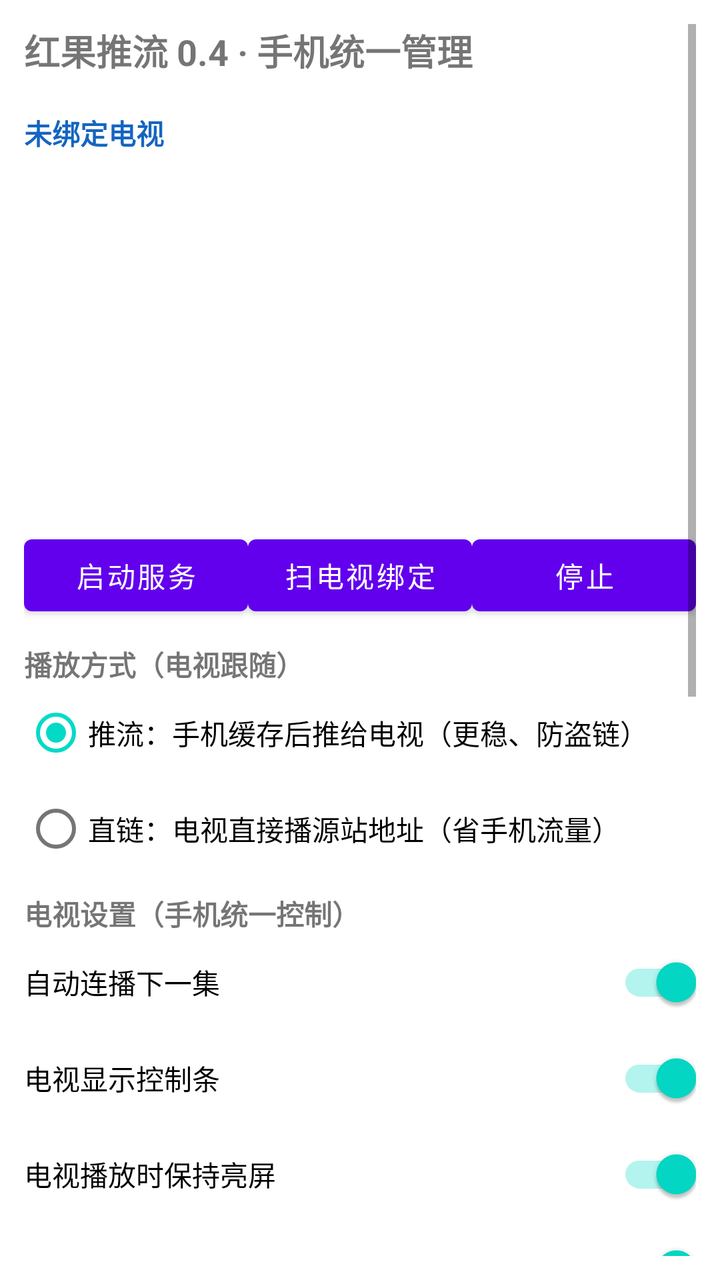
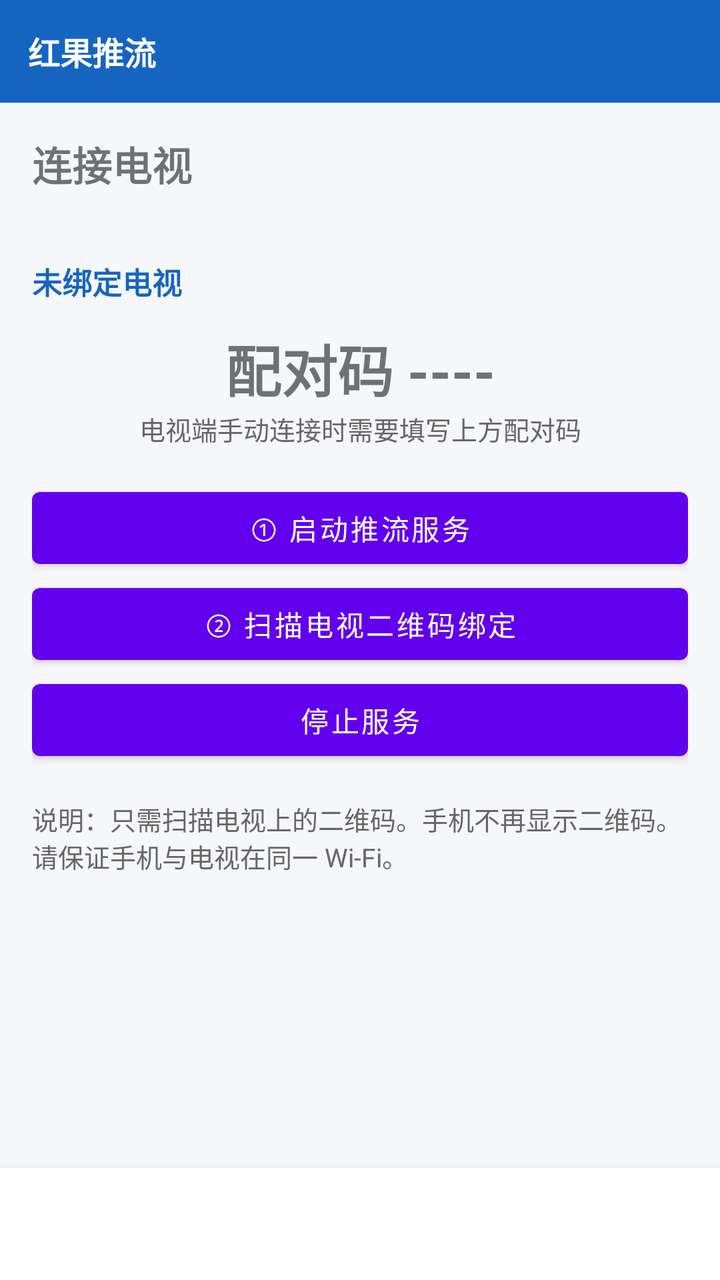

Before-and-after screenshots of an Android layout around one commit, followed by the original layout XML and the change that was made.
<!-- AndroidManifest.xml: application theme Theme.HongguoPhone -->
<!-- res/layout/activity_main.xml -->
<?xml version="1.0" encoding="utf-8"?>
<ScrollView xmlns:android="http://schemas.android.com/apk/res/android"
    android:layout_width="match_parent"
    android:layout_height="match_parent"
    android:padding="12dp">
    <LinearLayout android:orientation="vertical" android:layout_width="match_parent"
        android:layout_height="wrap_content">
        <TextView android:layout_width="match_parent" android:layout_height="wrap_content"
            android:text="红果推流 0.4 · 手机统一管理" android:textSize="18sp" android:textStyle="bold" />
        <TextView android:id="@+id/status" android:layout_width="match_parent"
            android:layout_height="wrap_content" android:textSize="13sp" />
        <TextView android:id="@+id/bindStatus" android:layout_width="match_parent"
            android:layout_height="wrap_content" android:textSize="14sp" android:textStyle="bold"
            android:textColor="#1565C0" android:text="未绑定电视" />
        <TextView android:id="@+id/pairCode" android:layout_width="match_parent"
            android:layout_height="wrap_content" android:textSize="20sp" android:textStyle="bold" />
        <ImageView android:id="@+id/qrImage" android:layout_width="160dp" android:layout_height="160dp"
            android:layout_gravity="center_horizontal" android:contentDescription="qr" />
        <LinearLayout android:orientation="horizontal" android:layout_width="match_parent"
            android:layout_height="wrap_content">
            <Button android:id="@+id/btnStart" android:layout_width="0dp" android:layout_weight="1"
                android:layout_height="wrap_content" android:text="启动服务" />
            <Button android:id="@+id/btnScanTv" android:layout_width="0dp" android:layout_weight="1"
                android:layout_height="wrap_content" android:text="扫电视绑定" />
            <Button android:id="@+id/btnStop" android:layout_width="0dp" android:layout_weight="1"
                android:layout_height="wrap_content" android:text="停止" />
        </LinearLayout>

        <TextView android:layout_width="match_parent" android:layout_height="wrap_content"
            android:layout_marginTop="10dp" android:textStyle="bold" android:text="播放方式（电视跟随）" />
        <RadioGroup android:id="@+id/playModeGroup" android:layout_width="match_parent"
            android:layout_height="wrap_content" android:orientation="vertical">
            <RadioButton android:id="@+id/modeProxy" android:layout_width="match_parent"
                android:layout_height="wrap_content" android:text="推流：手机缓存后推给电视（更稳、防盗链）"
                android:checked="true" />
            <RadioButton android:id="@+id/modeDirect" android:layout_width="match_parent"
                android:layout_height="wrap_content" android:text="直链：电视直接播源站地址（省手机流量）" />
        </RadioGroup>

        <TextView android:layout_width="match_parent" android:layout_height="wrap_content"
            android:layout_marginTop="8dp" android:textStyle="bold" android:text="电视设置（手机统一控制）" />
        <androidx.appcompat.widget.SwitchCompat android:id="@+id/switchAutoNext"
            android:layout_width="match_parent" android:layout_height="wrap_content"
            android:text="自动连播下一集" android:checked="true" />
        <androidx.appcompat.widget.SwitchCompat android:id="@+id/switchOverlay"
            android:layout_width="match_parent" android:layout_height="wrap_content"
            android:text="电视显示控制条" android:checked="true" />
        <androidx.appcompat.widget.SwitchCompat android:id="@+id/switchKeepOn"
            android:layout_width="match_parent" android:layout_height="wrap_content"
            android:text="电视播放时保持亮屏" android:checked="true" />
        <androidx.appcompat.widget.SwitchCompat android:id="@+id/switchTvLocal"
            android:layout_width="match_parent" android:layout_height="wrap_content"
            android:text="允许电视本机按键控制" android:checked="true" />
        <TextView android:layout_width="match_parent" android:layout_height="wrap_content"
            android:text="默认倍速" />
        <LinearLayout android:orientation="horizontal" android:layout_width="match_parent"
            android:layout_height="wrap_content">
            <Button android:id="@+id/btnDef075" android:layout_width="0dp" android:layout_weight="1"
                android:layout_height="wrap_content" android:text="0.75" />
            <Button android:id="@+id/btnDef10" android:layout_width="0dp" android:layout_weight="1"
                android:layout_height="wrap_content" android:text="1.0" />
            <Button android:id="@+id/btnDef125" android:layout_width="0dp" android:layout_weight="1"
                android:layout_height="wrap_content" android:text="1.25" />
            <Button android:id="@+id/btnDef15" android:layout_width="0dp" android:layout_weight="1"
                android:layout_height="wrap_content" android:text="1.5" />
            <Button android:id="@+id/btnDef20" android:layout_width="0dp" android:layout_weight="1"
                android:layout_height="wrap_content" android:text="2.0" />
        </LinearLayout>

        <TextView android:layout_width="match_parent" android:layout_height="wrap_content"
            android:layout_marginTop="8dp" android:textStyle="bold" android:text="红果搜索" />
        <LinearLayout android:orientation="horizontal" android:layout_width="match_parent"
            android:layout_height="wrap_content">
            <EditText android:id="@+id/searchInput" android:layout_width="0dp" android:layout_weight="1"
                android:layout_height="wrap_content" android:hint="剧名关键词" />
            <Button android:id="@+id/btnSearch" android:layout_width="wrap_content"
                android:layout_height="wrap_content" android:text="搜索" />
        </LinearLayout>
        <TextView android:id="@+id/searchResult" android:layout_width="match_parent"
            android:layout_height="wrap_content" android:textSize="13sp" android:textIsSelectable="true" />
        <LinearLayout android:orientation="horizontal" android:layout_width="match_parent"
            android:layout_height="wrap_content">
            <EditText android:id="@+id/seriesInput" android:layout_width="0dp" android:layout_weight="1"
                android:layout_height="wrap_content" android:hint="系列ID" android:inputType="number" />
            <EditText android:id="@+id/epInput" android:layout_width="0dp" android:layout_weight="1"
                android:layout_height="wrap_content" android:hint="集数" android:inputType="number" />
            <Button android:id="@+id/btnResolve" android:layout_width="wrap_content"
                android:layout_height="wrap_content" android:text="解析推送" />
        </LinearLayout>

        <TextView android:layout_width="match_parent" android:layout_height="wrap_content"
            android:textStyle="bold" android:text="手动 URL" />
        <EditText android:id="@+id/urlInput" android:layout_width="match_parent"
            android:layout_height="wrap_content" android:hint="https://...mp4" android:inputType="textUri" />
        <EditText android:id="@+id/titleInput" android:layout_width="match_parent"
            android:layout_height="wrap_content" android:hint="标题" />
        <Button android:id="@+id/btnPush" android:layout_width="match_parent"
            android:layout_height="wrap_content" android:text="推送到电视" />

        <TextView android:layout_width="match_parent" android:layout_height="wrap_content"
            android:layout_marginTop="8dp" android:textStyle="bold" android:text="播放遥控" />
        <LinearLayout android:orientation="horizontal" android:layout_width="match_parent"
            android:layout_height="wrap_content">
            <Button android:id="@+id/btnPrev" android:layout_width="0dp" android:layout_weight="1"
                android:layout_height="wrap_content" android:text="上一集" />
            <Button android:id="@+id/btnPlay" android:layout_width="0dp" android:layout_weight="1"
                android:layout_height="wrap_content" android:text="播放" />
            <Button android:id="@+id/btnPause" android:layout_width="0dp" android:layout_weight="1"
                android:layout_height="wrap_content" android:text="暂停" />
            <Button android:id="@+id/btnNext" android:layout_width="0dp" android:layout_weight="1"
                android:layout_height="wrap_content" android:text="下一集" />
        </LinearLayout>
        <LinearLayout android:orientation="horizontal" android:layout_width="match_parent"
            android:layout_height="wrap_content">
            <Button android:id="@+id/btnSp075" android:layout_width="0dp" android:layout_weight="1"
                android:layout_height="wrap_content" android:text="0.75x" />
            <Button android:id="@+id/btnSp10" android:layout_width="0dp" android:layout_weight="1"
                android:layout_height="wrap_content" android:text="1x" />
            <Button android:id="@+id/btnSp125" android:layout_width="0dp" android:layout_weight="1"
                android:layout_height="wrap_content" android:text="1.25x" />
            <Button android:id="@+id/btnSp15" android:layout_width="0dp" android:layout_weight="1"
                android:layout_height="wrap_content" android:text="1.5x" />
            <Button android:id="@+id/btnSp20" android:layout_width="0dp" android:layout_weight="1"
                android:layout_height="wrap_content" android:text="2x" />
        </LinearLayout>
        <TextView android:id="@+id/cacheStatus" android:layout_width="match_parent"
            android:layout_height="wrap_content" android:textSize="12sp" />
    </LinearLayout>
</ScrollView>
<!-- resources referenced by this layout -->
<resources>
  <style name="Theme.HongguoPhone" parent="Theme.MaterialComponents.DayNight.NoActionBar" />
</resources>

<!-- the commit's change to res/layout/activity_main.xml (unified diff, before → after) -->
@@ -1,129 +1,199 @@
 <?xml version="1.0" encoding="utf-8"?>
-<ScrollView xmlns:android="http://schemas.android.com/apk/res/android"
+<LinearLayout xmlns:android="http://schemas.android.com/apk/res/android"
+    android:orientation="vertical"
     android:layout_width="match_parent"
     android:layout_height="match_parent"
-    android:padding="12dp">
-    <LinearLayout android:orientation="vertical" android:layout_width="match_parent"
-        android:layout_height="wrap_content">
-        <TextView android:layout_width="match_parent" android:layout_height="wrap_content"
-            android:text="红果推流 0.4 · 手机统一管理" android:textSize="18sp" android:textStyle="bold" />
-        <TextView android:id="@+id/status" android:layout_width="match_parent"
-            android:layout_height="wrap_content" android:textSize="13sp" />
-        <TextView android:id="@+id/bindStatus" android:layout_width="match_parent"
-            android:layout_height="wrap_content" android:textSize="14sp" android:textStyle="bold"
-            android:textColor="#1565C0" android:text="未绑定电视" />
-        <TextView android:id="@+id/pairCode" android:layout_width="match_parent"
-            android:layout_height="wrap_content" android:textSize="20sp" android:textStyle="bold" />
-        <ImageView android:id="@+id/qrImage" android:layout_width="160dp" android:layout_height="160dp"
-            android:layout_gravity="center_horizontal" android:contentDescription="qr" />
-        <LinearLayout android:orientation="horizontal" android:layout_width="match_parent"
-            android:layout_height="wrap_content">
-            <Button android:id="@+id/btnStart" android:layout_width="0dp" android:layout_weight="1"
-                android:layout_height="wrap_content" android:text="启动服务" />
-            <Button android:id="@+id/btnScanTv" android:layout_width="0dp" android:layout_weight="1"
-                android:layout_height="wrap_content" android:text="扫电视绑定" />
-            <Button android:id="@+id/btnStop" android:layout_width="0dp" android:layout_weight="1"
-                android:layout_height="wrap_content" android:text="停止" />
-        </LinearLayout>
+    android:background="#F5F7FA">
 
-        <TextView android:layout_width="match_parent" android:layout_height="wrap_content"
-            android:layout_marginTop="10dp" android:textStyle="bold" android:text="播放方式（电视跟随）" />
-        <RadioGroup android:id="@+id/playModeGroup" android:layout_width="match_parent"
-            android:layout_height="wrap_content" android:orientation="vertical">
-            <RadioButton android:id="@+id/modeProxy" android:layout_width="match_parent"
-                android:layout_height="wrap_content" android:text="推流：手机缓存后推给电视（更稳、防盗链）"
-                android:checked="true" />
-            <RadioButton android:id="@+id/modeDirect" android:layout_width="match_parent"
-                android:layout_height="wrap_content" android:text="直链：电视直接播源站地址（省手机流量）" />
-        </RadioGroup>
+    <TextView
+        android:id="@+id/topBar"
+        android:layout_width="match_parent"
+        android:layout_height="wrap_content"
+        android:padding="14dp"
+        android:background="#1565C0"
+        android:textColor="#FFFFFF"
+        android:textSize="16sp"
+        android:textStyle="bold"
+        android:text="红果推流" />
 
-        <TextView android:layout_width="match_parent" android:layout_height="wrap_content"
-            android:layout_marginTop="8dp" android:textStyle="bold" android:text="电视设置（手机统一控制）" />
-        <androidx.appcompat.widget.SwitchCompat android:id="@+id/switchAutoNext"
-            android:layout_width="match_parent" android:layout_height="wrap_content"
-            android:text="自动连播下一集" android:checked="true" />
-        <androidx.appcompat.widget.SwitchCompat android:id="@+id/switchOverlay"
-            android:layout_width="match_parent" android:layout_height="wrap_content"
-            android:text="电视显示控制条" android:checked="true" />
-        <androidx.appcompat.widget.SwitchCompat android:id="@+id/switchKeepOn"
-            android:layout_width="match_parent" android:layout_height="wrap_content"
-            android:text="电视播放时保持亮屏" android:checked="true" />
-        <androidx.appcompat.widget.SwitchCompat android:id="@+id/switchTvLocal"
-            android:layout_width="match_parent" android:layout_height="wrap_content"
-            android:text="允许电视本机按键控制" android:checked="true" />
-        <TextView android:layout_width="match_parent" android:layout_height="wrap_content"
-            android:text="默认倍速" />
-        <LinearLayout android:orientation="horizontal" android:layout_width="match_parent"
-            android:layout_height="wrap_content">
-            <Button android:id="@+id/btnDef075" android:layout_width="0dp" android:layout_weight="1"
-                android:layout_height="wrap_content" android:text="0.75" />
-            <Button android:id="@+id/btnDef10" android:layout_width="0dp" android:layout_weight="1"
-                android:layout_height="wrap_content" android:text="1.0" />
-            <Button android:id="@+id/btnDef125" android:layout_width="0dp" android:layout_weight="1"
-                android:layout_height="wrap_content" android:text="1.25" />
-            <Button android:id="@+id/btnDef15" android:layout_width="0dp" android:layout_weight="1"
-                android:layout_height="wrap_content" android:text="1.5" />
-            <Button android:id="@+id/btnDef20" android:layout_width="0dp" android:layout_weight="1"
-                android:layout_height="wrap_content" android:text="2.0" />
-        </LinearLayout>
+    <ViewFlipper
+        android:id="@+id/flipper"
+        android:layout_width="match_parent"
+        android:layout_height="0dp"
+        android:layout_weight="1">
 
-        <TextView android:layout_width="match_parent" android:layout_height="wrap_content"
-            android:layout_marginTop="8dp" android:textStyle="bold" android:text="红果搜索" />
-        <LinearLayout android:orientation="horizontal" android:layout_width="match_parent"
-            android:layout_height="wrap_content">
-            <EditText android:id="@+id/searchInput" android:layout_width="0dp" android:layout_weight="1"
-                android:layout_height="wrap_content" android:hint="剧名关键词" />
-            <Button android:id="@+id/btnSearch" android:layout_width="wrap_content"
-                android:layout_height="wrap_content" android:text="搜索" />
-        </LinearLayout>
-        <TextView android:id="@+id/searchResult" android:layout_width="match_parent"
-            android:layout_height="wrap_content" android:textSize="13sp" android:textIsSelectable="true" />
-        <LinearLayout android:orientation="horizontal" android:layout_width="match_parent"
-            android:layout_height="wrap_content">
-            <EditText android:id="@+id/seriesInput" android:layout_width="0dp" android:layout_weight="1"
-                android:layout_height="wrap_content" android:hint="系列ID" android:inputType="number" />
-            <EditText android:id="@+id/epInput" android:layout_width="0dp" android:layout_weight="1"
-                android:layout_height="wrap_content" android:hint="集数" android:inputType="number" />
-            <Button android:id="@+id/btnResolve" android:layout_width="wrap_content"
-                android:layout_height="wrap_content" android:text="解析推送" />
-        </LinearLayout>
+        
+        <ScrollView android:layout_width="match_parent" android:layout_height="match_parent">
+            <LinearLayout android:orientation="vertical" android:padding="16dp"
+                android:layout_width="match_parent" android:layout_height="wrap_content">
+                <TextView android:layout_width="match_parent" android:layout_height="wrap_content"
+                    android:text="连接电视" android:textSize="20sp" android:textStyle="bold" />
+                <TextView android:id="@+id/status" android:layout_width="match_parent"
+                    android:layout_height="wrap_content" android:layout_marginTop="8dp"
+                    android:textSize="14sp" />
+                <TextView android:id="@+id/bindStatus" android:layout_width="match_parent"
+                    android:layout_height="wrap_content" android:layout_marginTop="6dp"
+                    android:textSize="15sp" android:textStyle="bold" android:textColor="#1565C0"
+                    android:text="未绑定电视" />
+                <TextView android:id="@+id/pairCode" android:layout_width="match_parent"
+                    android:layout_height="wrap_content" android:layout_marginTop="12dp"
+                    android:textSize="28sp" android:textStyle="bold" android:gravity="center"
+                    android:text="配对码 ----" />
+                <TextView android:layout_width="match_parent" android:layout_height="wrap_content"
+                    android:gravity="center" android:textSize="13sp" android:textColor="#666666"
+                    android:text="电视端手动连接时需要填写上方配对码" />
+                <Button android:id="@+id/btnStart" android:layout_width="match_parent"
+                    android:layout_height="wrap_content" android:layout_marginTop="16dp"
+                    android:text="① 启动推流服务" />
+                <Button android:id="@+id/btnScanTv" android:layout_width="match_parent"
+                    android:layout_height="wrap_content" android:text="② 扫描电视二维码绑定" />
+                <Button android:id="@+id/btnStop" android:layout_width="match_parent"
+                    android:layout_height="wrap_content" android:text="停止服务" />
+                <TextView android:layout_width="match_parent" android:layout_height="wrap_content"
+                    android:layout_marginTop="16dp" android:textSize="13sp" android:textColor="#666"
+                    android:text="说明：只需扫描电视上的二维码。手机不再显示二维码。\n请保证手机与电视在同一 Wi‑Fi。" />
+            </LinearLayout>
+        </ScrollView>
 
-        <TextView android:layout_width="match_parent" android:layout_height="wrap_content"
-            android:textStyle="bold" android:text="手动 URL" />
-        <EditText android:id="@+id/urlInput" android:layout_width="match_parent"
-            android:layout_height="wrap_content" android:hint="https://...mp4" android:inputType="textUri" />
-        <EditText android:id="@+id/titleInput" android:layout_width="match_parent"
-            android:layout_height="wrap_content" android:hint="标题" />
-        <Button android:id="@+id/btnPush" android:layout_width="match_parent"
-            android:layout_height="wrap_content" android:text="推送到电视" />
+        
+        <ScrollView android:layout_width="match_parent" android:layout_height="match_parent">
+            <LinearLayout android:orientation="vertical" android:padding="16dp"
+                android:layout_width="match_parent" android:layout_height="wrap_content">
+                <TextView android:layout_width="match_parent" android:layout_height="wrap_content"
+                    android:text="片源 / 红果" android:textSize="20sp" android:textStyle="bold" />
+                <LinearLayout android:orientation="horizontal" android:layout_width="match_parent"
+                    android:layout_height="wrap_content" android:layout_marginTop="10dp">
+                    <EditText android:id="@+id/searchInput" android:layout_width="0dp" android:layout_weight="1"
+                        android:layout_height="wrap_content" android:hint="剧名关键词" />
+                    <Button android:id="@+id/btnSearch" android:layout_width="wrap_content"
+                        android:layout_height="wrap_content" android:text="搜索" />
+                </LinearLayout>
+                <TextView android:id="@+id/searchResult" android:layout_width="match_parent"
+                    android:layout_height="wrap_content" android:textSize="13sp"
+                    android:textIsSelectable="true" android:minHeight="48dp" />
+                <LinearLayout android:orientation="horizontal" android:layout_width="match_parent"
+                    android:layout_height="wrap_content">
+                    <EditText android:id="@+id/seriesInput" android:layout_width="0dp" android:layout_weight="1"
+                        android:layout_height="wrap_content" android:hint="系列 ID" android:inputType="number" />
+                    <EditText android:id="@+id/epInput" android:layout_width="0dp" android:layout_weight="1"
+                        android:layout_height="wrap_content" android:hint="集数" android:inputType="number" />
+                    <Button android:id="@+id/btnResolve" android:layout_width="wrap_content"
+                        android:layout_height="wrap_content" android:text="解析推送" />
+                </LinearLayout>
+                <View android:layout_width="match_parent" android:layout_height="1dp"
+                    android:layout_marginVertical="12dp" android:background="#DDDDDD" />
+                <TextView android:layout_width="match_parent" android:layout_height="wrap_content"
+                    android:text="手动填写播放地址" android:textStyle="bold" />
+                <EditText android:id="@+id/urlInput" android:layout_width="match_parent"
+                    android:layout_height="wrap_content" android:hint="https://…mp4 / m3u8"
+                    android:inputType="textUri" android:minLines="2" />
+                <EditText android:id="@+id/titleInput" android:layout_width="match_parent"
+                    android:layout_height="wrap_content" android:hint="标题（可选）" />
+                <Button android:id="@+id/btnPush" android:layout_width="match_parent"
+                    android:layout_height="wrap_content" android:text="推送到电视" />
+                <TextView android:id="@+id/cacheStatus" android:layout_width="match_parent"
+                    android:layout_height="wrap_content" android:layout_marginTop="8dp"
+                    android:textSize="12sp" android:textColor="#666" />
+            </LinearLayout>
+        </ScrollView>
 
-        <TextView android:layout_width="match_parent" android:layout_height="wrap_content"
-            android:layout_marginTop="8dp" android:textStyle="bold" android:text="播放遥控" />
-        <LinearLayout android:orientation="horizontal" android:layout_width="match_parent"
-            android:layout_height="wrap_content">
-            <Button android:id="@+id/btnPrev" android:layout_width="0dp" android:layout_weight="1"
-                android:layout_height="wrap_content" android:text="上一集" />
-            <Button android:id="@+id/btnPlay" android:layout_width="0dp" android:layout_weight="1"
-                android:layout_height="wrap_content" android:text="播放" />
-            <Button android:id="@+id/btnPause" android:layout_width="0dp" android:layout_weight="1"
-                android:layout_height="wrap_content" android:text="暂停" />
-            <Button android:id="@+id/btnNext" android:layout_width="0dp" android:layout_weight="1"
-                android:layout_height="wrap_content" android:text="下一集" />
-        </LinearLayout>
-        <LinearLayout android:orientation="horizontal" android:layout_width="match_parent"
-            android:layout_height="wrap_content">
-            <Button android:id="@+id/btnSp075" android:layout_width="0dp" android:layout_weight="1"
-                android:layout_height="wrap_content" android:text="0.75x" />
-            <Button android:id="@+id/btnSp10" android:layout_width="0dp" android:layout_weight="1"
-                android:layout_height="wrap_content" android:text="1x" />
-            <Button android:id="@+id/btnSp125" android:layout_width="0dp" android:layout_weight="1"
-                android:layout_height="wrap_content" android:text="1.25x" />
-            <Button android:id="@+id/btnSp15" android:layout_width="0dp" android:layout_weight="1"
-                android:layout_height="wrap_content" android:text="1.5x" />
-            <Button android:id="@+id/btnSp20" android:layout_width="0dp" android:layout_weight="1"
-                android:layout_height="wrap_content" android:text="2x" />
-        </LinearLayout>
-        <TextView android:id="@+id/cacheStatus" android:layout_width="match_parent"
-            android:layout_height="wrap_content" android:textSize="12sp" />
+        
+        <ScrollView android:layout_width="match_parent" android:layout_height="match_parent">
+            <LinearLayout android:orientation="vertical" android:padding="16dp"
+                android:layout_width="match_parent" android:layout_height="wrap_content">
+                <TextView android:layout_width="match_parent" android:layout_height="wrap_content"
+                    android:text="播放与电视设置" android:textSize="20sp" android:textStyle="bold" />
+                <TextView android:layout_width="match_parent" android:layout_height="wrap_content"
+                    android:layout_marginTop="12dp" android:textStyle="bold" android:text="播放方式" />
+                <RadioGroup android:id="@+id/playModeGroup" android:layout_width="match_parent"
+                    android:layout_height="wrap_content" android:orientation="vertical">
+                    <RadioButton android:id="@+id/modeProxy" android:layout_width="match_parent"
+                        android:layout_height="wrap_content"
+                        android:text="推流：手机缓存后再给电视（更稳）" android:checked="true" />
+                    <RadioButton android:id="@+id/modeDirect" android:layout_width="match_parent"
+                        android:layout_height="wrap_content"
+                        android:text="直链：电视直接播源站（省手机流量）" />
+                </RadioGroup>
+                <androidx.appcompat.widget.SwitchCompat android:id="@+id/switchAutoNext"
+                    android:layout_width="match_parent" android:layout_height="wrap_content"
+                    android:layout_marginTop="12dp" android:text="自动连播下一集" android:checked="true" />
+                <androidx.appcompat.widget.SwitchCompat android:id="@+id/switchOverlay"
+                    android:layout_width="match_parent" android:layout_height="wrap_content"
+                    android:text="电视显示控制条" android:checked="true" />
+                <androidx.appcompat.widget.SwitchCompat android:id="@+id/switchKeepOn"
+                    android:layout_width="match_parent" android:layout_height="wrap_content"
+                    android:text="电视播放时保持亮屏" android:checked="true" />
+                <androidx.appcompat.widget.SwitchCompat android:id="@+id/switchTvLocal"
+                    android:layout_width="match_parent" android:layout_height="wrap_content"
+                    android:text="允许电视本机按键控制" android:checked="true" />
+                <TextView android:layout_width="match_parent" android:layout_height="wrap_content"
+                    android:layout_marginTop="12dp" android:text="默认倍速" />
+                <LinearLayout android:orientation="horizontal" android:layout_width="match_parent"
+                    android:layout_height="wrap_content">
+                    <Button android:id="@+id/btnDef075" android:layout_width="0dp" android:layout_weight="1"
+                        android:layout_height="wrap_content" android:text="0.75" />
+                    <Button android:id="@+id/btnDef10" android:layout_width="0dp" android:layout_weight="1"
+                        android:layout_height="wrap_content" android:text="1.0" />
+                    <Button android:id="@+id/btnDef125" android:layout_width="0dp" android:layout_weight="1"
+                        android:layout_height="wrap_content" android:text="1.25" />
+                    <Button android:id="@+id/btnDef15" android:layout_width="0dp" android:layout_weight="1"
+                        android:layout_height="wrap_content" android:text="1.5" />
+                    <Button android:id="@+id/btnDef20" android:layout_width="0dp" android:layout_weight="1"
+                        android:layout_height="wrap_content" android:text="2.0" />
+                </LinearLayout>
+            </LinearLayout>
+        </ScrollView>
+
+        
+        <ScrollView android:layout_width="match_parent" android:layout_height="match_parent">
+            <LinearLayout android:orientation="vertical" android:padding="16dp"
+                android:layout_width="match_parent" android:layout_height="wrap_content">
+                <TextView android:layout_width="match_parent" android:layout_height="wrap_content"
+                    android:text="播放遥控" android:textSize="20sp" android:textStyle="bold" />
+                <TextView android:id="@+id/remoteHint" android:layout_width="match_parent"
+                    android:layout_height="wrap_content" android:layout_marginTop="8dp"
+                    android:textSize="14sp" android:text="绑定电视并推送片源后可在此控制" />
+                <LinearLayout android:orientation="horizontal" android:layout_width="match_parent"
+                    android:layout_height="wrap_content" android:layout_marginTop="20dp">
+                    <Button android:id="@+id/btnPrev" android:layout_width="0dp" android:layout_weight="1"
+                        android:layout_height="56dp" android:text="上一集" />
+                    <Button android:id="@+id/btnPlay" android:layout_width="0dp" android:layout_weight="1"
+                        android:layout_height="56dp" android:text="播放" />
+                    <Button android:id="@+id/btnPause" android:layout_width="0dp" android:layout_weight="1"
+                        android:layout_height="56dp" android:text="暂停" />
+                    <Button android:id="@+id/btnNext" android:layout_width="0dp" android:layout_weight="1"
+                        android:layout_height="56dp" android:text="下一集" />
+                </LinearLayout>
+                <TextView android:layout_width="match_parent" android:layout_height="wrap_content"
+                    android:layout_marginTop="16dp" android:text="倍速" />
+                <LinearLayout android:orientation="horizontal" android:layout_width="match_parent"
+                    android:layout_height="wrap_content">
+                    <Button android:id="@+id/btnSp075" android:layout_width="0dp" android:layout_weight="1"
+                        android:layout_height="wrap_content" android:text="0.75x" />
+                    <Button android:id="@+id/btnSp10" android:layout_width="0dp" android:layout_weight="1"
+                        android:layout_height="wrap_content" android:text="1x" />
+                    <Button android:id="@+id/btnSp125" android:layout_width="0dp" android:layout_weight="1"
+                        android:layout_height="wrap_content" android:text="1.25x" />
+                    <Button android:id="@+id/btnSp15" android:layout_width="0dp" android:layout_weight="1"
+                        android:layout_height="wrap_content" android:text="1.5x" />
+                    <Button android:id="@+id/btnSp20" android:layout_width="0dp" android:layout_weight="1"
+                        android:layout_height="wrap_content" android:text="2x" />
+                </LinearLayout>
+            </LinearLayout>
+        </ScrollView>
+    </ViewFlipper>
+
+    
+    <LinearLayout android:orientation="horizontal" android:layout_width="match_parent"
+        android:layout_height="wrap_content" android:background="#FFFFFF"
+        android:elevation="8dp" android:paddingTop="4dp" android:paddingBottom="4dp">
+        <Button android:id="@+id/navHome" android:layout_width="0dp" android:layout_weight="1"
+            android:layout_height="wrap_content" android:text="连接" style="?android:attr/borderlessButtonStyle" />
+        <Button android:id="@+id/navSource" android:layout_width="0dp" android:layout_weight="1"
+            android:layout_height="wrap_content" android:text="片源" style="?android:attr/borderlessButtonStyle" />
+        <Button android:id="@+id/navSettings" android:layout_width="0dp" android:layout_weight="1"
+            android:layout_height="wrap_content" android:text="设置" style="?android:attr/borderlessButtonStyle" />
+        <Button android:id="@+id/navRemote" android:layout_width="0dp" android:layout_weight="1"
+            android:layout_height="wrap_content" android:text="遥控" style="?android:attr/borderlessButtonStyle" />
     </LinearLayout>
-</ScrollView>
+</LinearLayout>
